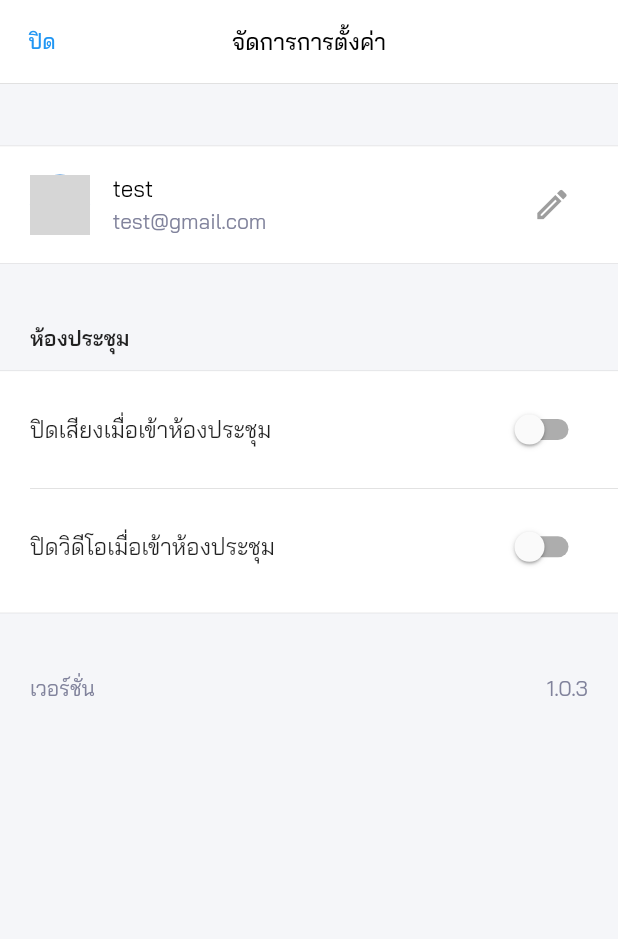
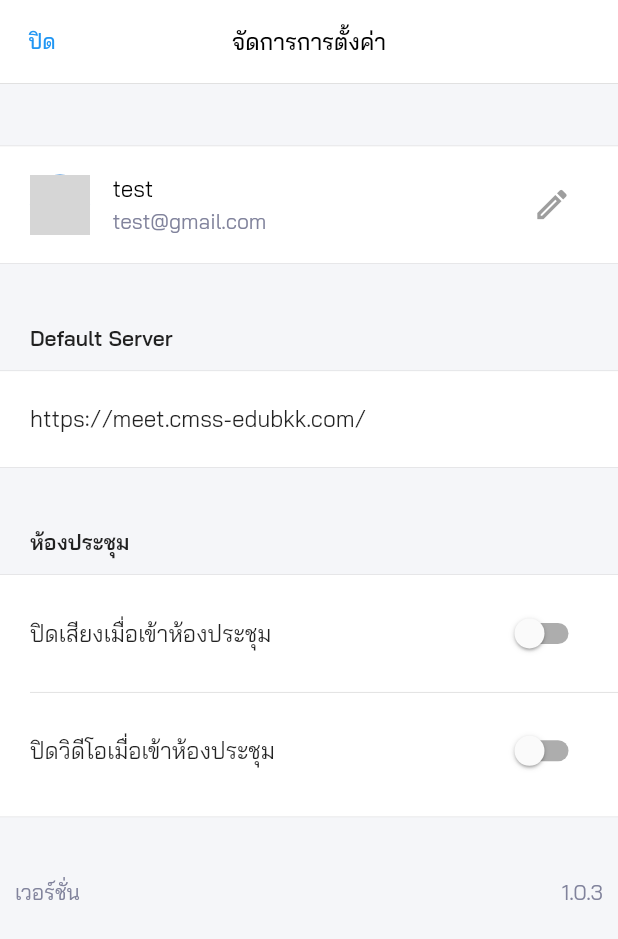
Before and after one commit to projectdew1/demojitsi, a Flutter app: the screen it shows after launch, after a tap on the "settings" icon, on a phone screen of 412 x 824 dp. Shown: the top 939 px of the screen. Run offline on Flutter 3.47's test engine with Material 2 defaults, Android fonts, the phone set to English and light mode, and no system bars; our stand-ins replace flutter_easyloading, flutter_svg, shared_preferences, uni_links; missing offline and left inert: jaguar_jwt, jitsi_meet; project files that could hold a hidden picture were left out; grey boxes are pictures that could not be loaded.

Commit message:
แก้ไขข้อมูล

```diff
--- a/lib/Page/Main/index.dart
+++ b/lib/Page/Main/index.dart
@@ -7,12 +7,14 @@ import 'package:demo_jitsi/Methode/joint.dart';
 import 'package:demo_jitsi/Page/Main/background.dart';
 import 'package:demo_jitsi/components/rounded_button.dart';
 import 'package:demo_jitsi/components/rounded_input_field.dart';
+import 'package:demo_jitsi/constants.dart';
 import 'package:flutter/cupertino.dart';
 import 'package:flutter/foundation.dart';
 import 'package:flutter/material.dart';
 import 'package:flutter/services.dart';
 import 'package:flutter_easyloading/flutter_easyloading.dart';
 import 'package:flutter_svg/flutter_svg.dart';
+import 'package:jitsi_meet/feature_flag/feature_flag.dart';
 import 'package:jitsi_meet/jitsi_meet.dart';
 import 'package:provider/provider.dart';
 import 'package:shared_preferences/shared_preferences.dart';
@@ -37,12 +39,12 @@ class _MainState extends State<Main> with SingleTickerProviderStateMixin {
 
   Future<void> setText() async {
     SharedPreferences prefs = await SharedPreferences.getInstance();
-    prefs.clear();
-    prefs.setString(NAME_JITSI, "");
-    prefs.setString(EMAIL_JITSI, "");
-    prefs.setBool(AUDIO_MUTE_JITSI, false);
-    prefs.setBool(VIDEO_MUTE_JITSI, false);
-    prefs.setString(SERVER_JITSI, "");
+    // prefs.clear();
+    // prefs.setString(NAME_JITSI, "");
+    // prefs.setString(EMAIL_JITSI, "");
+    // prefs.setBool(AUDIO_MUTE_JITSI, false);
+    // prefs.setBool(VIDEO_MUTE_JITSI, false);
+    // prefs.setString(SERVER_JITSI, "");
 
     setState(() {
       name = prefs.getString(NAME_JITSI);
@@ -53,7 +55,7 @@ class _MainState extends State<Main> with SingleTickerProviderStateMixin {
     if (!kIsWeb) {
       _sub = uriLinkStream.listen((Uri uri) {
         if (!mounted) return;
-        print('got uri: $uri');
+        // print('got uri: $uri');
         if (uri != null) {
           String package =
               uri.toString().replaceAll("com.frappet.meet", "https");
@@ -84,7 +86,13 @@ class _MainState extends State<Main> with SingleTickerProviderStateMixin {
         }
         if (!mounted) return;
         if (uri != null) {
-          setState(() => roomText.text = uri.toString());
+          String package =
+              uri.toString().replaceAll("com.frappet.meet", "https");
+          int check = uri.toString().indexOf("com.frappet.meet");
+          setState(() {
+            roomText.text = check >= 0 ? package : uri.toString();
+            // _err = null;
+          });
           _joinMeeting();
         }
       } on PlatformException {
@@ -246,7 +254,8 @@ class _MainState extends State<Main> with SingleTickerProviderStateMixin {
   _joinMeeting() async {
     SharedPreferences prefs = await SharedPreferences.getInstance();
     String room = await jointMethods.roomConvert(roomText.text);
-    String serverUrl = await prefs.getString(SERVER_JITSI);
+    // String serverUrl = await prefs.getString(SERVER_JITSI);
+    String serverUrl = prefs.getString(SERVER_JITSI) ?? defaultServer;
     bool isVideo = await prefs.getBool(VIDEO_MUTE_JITSI);
     bool isAudio = await prefs.getBool(AUDIO_MUTE_JITSI);
 
@@ -257,8 +266,9 @@ class _MainState extends State<Main> with SingleTickerProviderStateMixin {
       return;
     }
 
-    if (serverUrl.trim() == "") {
-      serverUrl = "https://meet.cmss-edubkk.com/";
+// ##############  server  #################
+    // if (serverUrl.trim() == "") {
+
     int http = roomText.text.indexOf("://");
     if (http >= 0) {
       int index = roomText.text.lastIndexOf("/");
@@ -283,7 +293,8 @@ class _MainState extends State<Main> with SingleTickerProviderStateMixin {
 
       serverUrl = str;
     }
-    }
+    // }
+// ##############  server  #################
 
     if (room.indexOf(".") >= 0) {
       await EasyLoading.showError('ชื่อห้องหรือ URL ไม่ถูกต้อง');
@@ -307,7 +318,8 @@ class _MainState extends State<Main> with SingleTickerProviderStateMixin {
       } else if (Platform.isIOS) {
         // Disable PIP on iOS as it looks weird
         featureFlags[FeatureFlagEnum.PIP_ENABLED] = false;
-        featureFlags[FeatureFlagEnum.CALL_INTEGRATION_ENABLED] = false;
+        featureFlags[FeatureFlagEnum.IOS_RECORDING_ENABLED] = true;
+        // featureFlags[FeatureFlagEnum.CALL_INTEGRATION_ENABLED] = false;
       }
     }
 
@@ -316,8 +328,7 @@ class _MainState extends State<Main> with SingleTickerProviderStateMixin {
       // ..serverURL = serverUrl
       ..serverURL = serverUrl
       ..subject = ""
-      ..userDisplayName =
-          prefs.getString(NAME_JITSI) == "" ? "me" : prefs.getString(NAME_JITSI)
+      ..userDisplayName = prefs.getString(NAME_JITSI) ?? "me"
       ..userEmail = prefs.getString(EMAIL_JITSI)
       // ..iosAppBarRGBAColor = iosAppBarRGBAColor.text
       // ..audioOnly = isAudioOnly
@@ -331,11 +342,7 @@ class _MainState extends State<Main> with SingleTickerProviderStateMixin {
         "height": "100%",
         "enableWelcomePage": false,
         "chromeExtensionBanner": null,
-        "userInfo": {
-          "displayName": prefs.getString(NAME_JITSI) == ""
-              ? "me"
-              : prefs.getString(NAME_JITSI)
-        }
+        "userInfo": {"displayName": prefs.getString(NAME_JITSI) ?? "me"}
       };
 
     debugPrint("JitsiMeetingOptions: $options");
@@ -344,7 +351,8 @@ class _MainState extends State<Main> with SingleTickerProviderStateMixin {
       listener: JitsiMeetingListener(
           onConferenceWillJoin: (message) {
             debugPrint("${options.room} will join with message: $message");
-
+            FocusManager.instance.primaryFocus?.unfocus();
+            roomText.clear();
             Navigator.pushNamed(context, '/background');
           },
           onConferenceJoined: (message) {
--- a/lib/Page/Setting/components/body.dart
+++ b/lib/Page/Setting/components/body.dart
@@ -2,7 +2,9 @@ import 'package:demo_jitsi/Config/preference.dart';
 import 'package:demo_jitsi/Config/provider.dart';
 // import 'package:demo_jitsi/components/custom_switch.dart';
 import 'package:demo_jitsi/components/list_container.dart';
+import 'package:demo_jitsi/components/text_field_box.dart';
 import 'package:flutter/material.dart';
+import 'package:flutter_easyloading/flutter_easyloading.dart';
 import 'package:provider/provider.dart';
 import 'package:shared_preferences/shared_preferences.dart';
 
@@ -19,32 +21,78 @@ class _State extends State<Body> {
   bool isSwitched2 = false;
   final name = TextEditingController();
   final email = TextEditingController();
+  final TextEditingController _server = TextEditingController();
+  final _focusNode = FocusNode();
 
   Future<void> setText() async {
     SharedPreferences prefs = await SharedPreferences.getInstance();
     setState(() {
-      name.text = prefs.getString(NAME_JITSI);
-      email.text = prefs.getString(EMAIL_JITSI);
-      isSwitched = prefs.getBool(AUDIO_MUTE_JITSI);
-      isSwitched2 = prefs.getBool(VIDEO_MUTE_JITSI);
+      name.text = prefs.getString(NAME_JITSI) ?? "";
+      email.text = prefs.getString(EMAIL_JITSI) ?? "";
+      _server.text = prefs.getString(SERVER_JITSI) ?? defaultServer;
+      isSwitched = prefs.getBool(AUDIO_MUTE_JITSI) ?? false;
+      isSwitched2 = prefs.getBool(VIDEO_MUTE_JITSI) ?? false;
     });
+  }
+
+  Future<void> CheckServer(focus) async {
+    // print(_server.text[_server.text.length - 1]);
+    SharedPreferences prefs = await SharedPreferences.getInstance();
+    String server = _server.text;
+    String https = "https://";
+    String http = "http://";
+    String check = https + server;
+    if (focus == false && server != "") {
+      if (server.indexOf("/") == 0) {
+        await EasyLoading.showError('Default Server ไม่ถูกต้อง');
+        return;
+      }
+
+      if (server.indexOf(https) >= 0 || server.indexOf(http) >= 0) {
+        setState(() {
+          _server.text =
+              server[server.length - 1] == "/" ? server : server + "/";
+          prefs.setString(SERVER_JITSI,
+              server[server.length - 1] == "/" ? server : server + "/");
+        });
+      } else {
+        setState(() {
+          _server.text = server[server.length - 1] == "/" ? check : check + "/";
+          prefs.setString(SERVER_JITSI,
+              server[server.length - 1] == "/" ? check : check + "/");
+        });
+      }
+    } else if (focus == false && server == "") {
+      setState(() {
+        _server.text = defaultServer;
+        prefs.setString(SERVER_JITSI, defaultServer);
+      });
+    }
   }
 
   @override
   void initState() {
     super.initState();
     setText();
+    _focusNode.addListener(() {
+      // print("Has focus: ${_focusNode.hasFocus}");
+      CheckServer(_focusNode.hasFocus);
+    });
   }
 
   @override
   void dispose() {
+    _focusNode.dispose();
     super.dispose();
   }
 
   @override
   Widget build(BuildContext context) {
     Size size = MediaQuery.of(context).size;
-    return Container(
+    return GestureDetector(
+      onTap: () => FocusManager.instance.primaryFocus?.unfocus(),
+      child: SingleChildScrollView(
+        child: Container(
           child: Column(
             crossAxisAlignment: CrossAxisAlignment.start,
             children: <Widget>[
@@ -52,14 +100,16 @@ class _State extends State<Body> {
               //profile
               ListContainer(
                   child: Padding(
-            padding: const EdgeInsets.symmetric(horizontal: 20, vertical: 15),
+                padding:
+                    const EdgeInsets.symmetric(horizontal: 20, vertical: 15),
                 child: Row(
                   children: [
                     Stack(
                       children: [
                         CircleAvatar(
                           radius: 20,
-                      backgroundImage: AssetImage('assets/image/avatar.png'),
+                          backgroundImage:
+                              AssetImage('assets/image/avatar.png'),
                         ),
                       ],
                     ),
@@ -72,14 +122,19 @@ class _State extends State<Body> {
                             Text(
                               Provider.of<Person>(context).name != ""
                                   ? Provider.of<Person>(context).name
-                              : 'test',
-                          style: TextStyle(fontSize: 15, color: Colors.black),
+                                  : name.text == ""
+                                      ? "test"
+                                      : name.text,
+                              style:
+                                  TextStyle(fontSize: 15, color: Colors.black),
                             ),
                             SizedBox(height: 3),
                             Text(
                               Provider.of<Person>(context).email != ""
                                   ? Provider.of<Person>(context).email
-                              : 'test@gmail.com',
+                                  : email.text == ""
+                                      ? 'test@gmail.com'
+                                      : email.text,
                               style: TextStyle(fontSize: 14, color: kTextColor),
                             ),
                           ],
@@ -101,7 +156,18 @@ class _State extends State<Body> {
                 ),
               )),
               SizedBox(height: size.height * 0.05),
-
+              TextFieldBox(
+                titleText: 'Default Server',
+                hintText: 'Default Server https://meet.com',
+                controller: _server,
+                focusNode: _focusNode,
+                onChanged: (value) async {
+                  SharedPreferences prefs =
+                      await SharedPreferences.getInstance();
+                  prefs.setString(SERVER_JITSI, value);
+                },
+              ),
+              SizedBox(height: size.height * 0.05),
               // Mute on Entry
               Padding(
                 padding: const EdgeInsets.symmetric(horizontal: 20),
@@ -150,16 +216,16 @@ class _State extends State<Body> {
                               ),
                             ])),
                     Container(
-                    margin:
-                        const EdgeInsets.only(left: 20, top: 15, bottom: 15),
+                        margin: const EdgeInsets.only(
+                            left: 20, top: 15, bottom: 15),
                         decoration: const BoxDecoration(
                           border: Border(
                             bottom: BorderSide(width: 0.2, color: Colors.grey),
                           ),
                         )),
                     Padding(
-                  padding:
-                      const EdgeInsets.only(left: 20, bottom: 20, right: 20),
+                      padding: const EdgeInsets.only(
+                          left: 20, bottom: 20, right: 20),
                       child: Row(
                         mainAxisAlignment: MainAxisAlignment.spaceBetween,
                         children: [
@@ -182,9 +248,10 @@ class _State extends State<Body> {
                   ],
                 ),
               ),
+
               SizedBox(height: size.height * 0.05),
               Padding(
-            padding: const EdgeInsets.symmetric(horizontal: 20),
+                padding: const EdgeInsets.symmetric(horizontal: 10),
                 child: Row(
                   mainAxisAlignment: MainAxisAlignment.spaceBetween,
                   crossAxisAlignment: CrossAxisAlignment.center,
@@ -198,6 +265,8 @@ class _State extends State<Body> {
               ),
             ],
           ),
+        ),
+      ),
     );
   }
 }
--- a/lib/Page/Setting/setting_screen.dart
+++ b/lib/Page/Setting/setting_screen.dart
@@ -1,6 +1,9 @@
+import 'package:demo_jitsi/Config/preference.dart';
 import 'package:demo_jitsi/Page/Setting/components/body.dart';
 import 'package:demo_jitsi/constants.dart';
 import 'package:flutter/material.dart';
+import 'package:flutter_easyloading/flutter_easyloading.dart';
+import 'package:shared_preferences/shared_preferences.dart';
 
 class SettingScreen extends StatefulWidget {
   @override
@@ -15,6 +18,18 @@ class _State extends State<SettingScreen> {
       appBar: buildAppBar(context),
       body: Body(),
     );
+  }
+
+  Future<void> CheckServer() async {
+    // print(_server.text[_server.text.length - 1]);
+    SharedPreferences prefs = await SharedPreferences.getInstance();
+    String server = prefs.getString(SERVER_JITSI);
+    if (server.indexOf("/") == 0) {
+      await EasyLoading.showError('Default Server ไม่ถูกต้อง');
+      return;
+    }
+
+    Navigator.pop(context);
   }
 
   AppBar buildAppBar(context) {
@@ -34,7 +49,7 @@ class _State extends State<SettingScreen> {
       ),
       leading: new TextButton(
           onPressed: () {
-            Navigator.pop(context);
+            CheckServer();
           },
           child: Text('ปิด')),
       backgroundColor: Colors.white,
--- a/lib/components/text_field_box.dart
+++ b/lib/components/text_field_box.dart
@@ -6,9 +6,15 @@ class TextFieldBox extends StatelessWidget {
   final String hintText, titleText;
   final ValueChanged<String> onChanged;
   final TextEditingController controller;
+  final FocusNode focusNode;
 
   const TextFieldBox(
-      {Key key, this.hintText, this.titleText, this.onChanged, this.controller})
+      {Key key,
+      this.hintText,
+      this.titleText,
+      this.onChanged,
+      this.controller,
+      this.focusNode})
       : super(key: key);
 
   @override
@@ -34,6 +40,7 @@ class TextFieldBox extends StatelessWidget {
             controller: controller,
             onChanged: onChanged,
             cursorColor: kPrimaryColor,
+            focusNode: focusNode,
             style: TextStyle(fontSize: 15),
             decoration: InputDecoration(
               hintText: hintText,
--- a/lib/constants.dart
+++ b/lib/constants.dart
@@ -3,6 +3,7 @@ import 'package:flutter/material.dart';
 const kPrimaryColor = Color(0xFFFF6D50);
 const kPrimaryLightColor = Color(0xFFF2F2F2);
 const kTextColor = Color(0xFF81839C);
+const String defaultServer = "https://meet.cmss-edubkk.com/";
 
 const kHeadingTextStyle = TextStyle(
   fontSize: 15,
--- a/pubspec.yaml
+++ b/pubspec.yaml
@@ -15,7 +15,7 @@ publish_to: "none" # Remove this line if you wish to publish to pub.dev
 # In iOS, build-name is used as CFBundleShortVersionString while build-number used as CFBundleVersion.
 # Read more about iOS versioning at
 # https://developer.apple.com/library/archive/documentation/General/Reference/InfoPlistKeyReference/Articles/CoreFoundationKeys.html
-version: 1.0.3+4
+version: 1.0.3+7
 
 environment:
     sdk: ">=2.7.0 <3.0.0"
@@ -34,7 +34,6 @@ dependencies:
     cupertino_icons: ^1.0.2
     shared_preferences: ^2.0.5
     flutter_easyloading: ^3.0.0
-
 
 dev_dependencies:
     flutter_test:
```
Also changed, not shown: pubspec.lock, 1 other file. Lines whose indentation alone changed are shown as unchanged.
